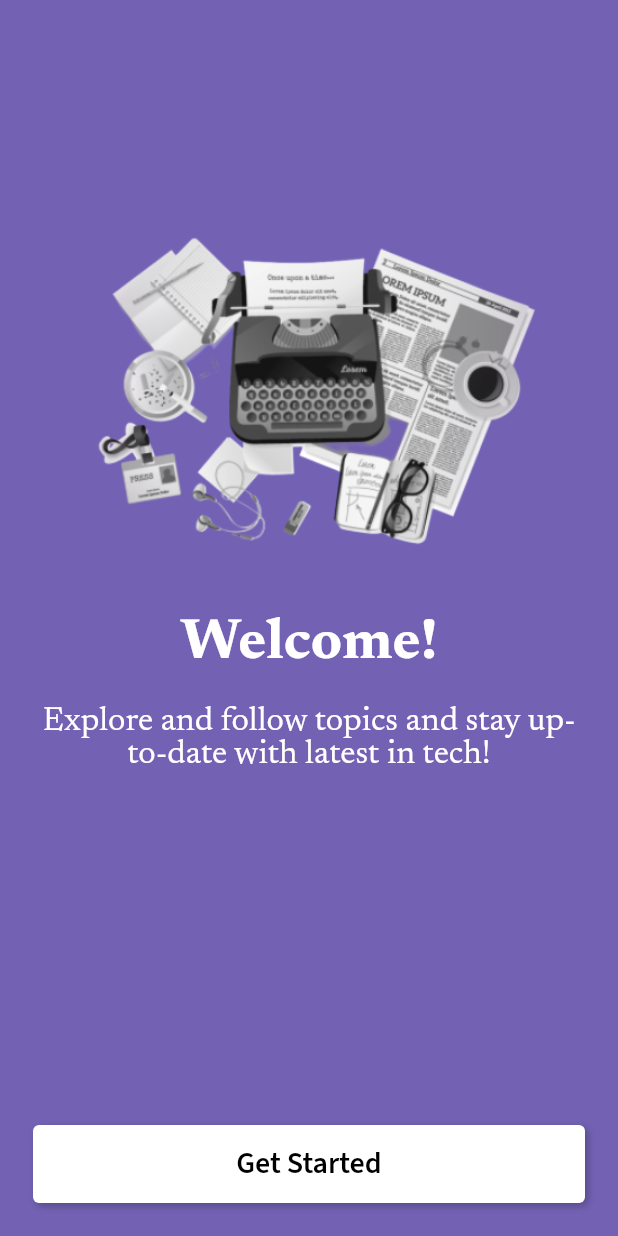
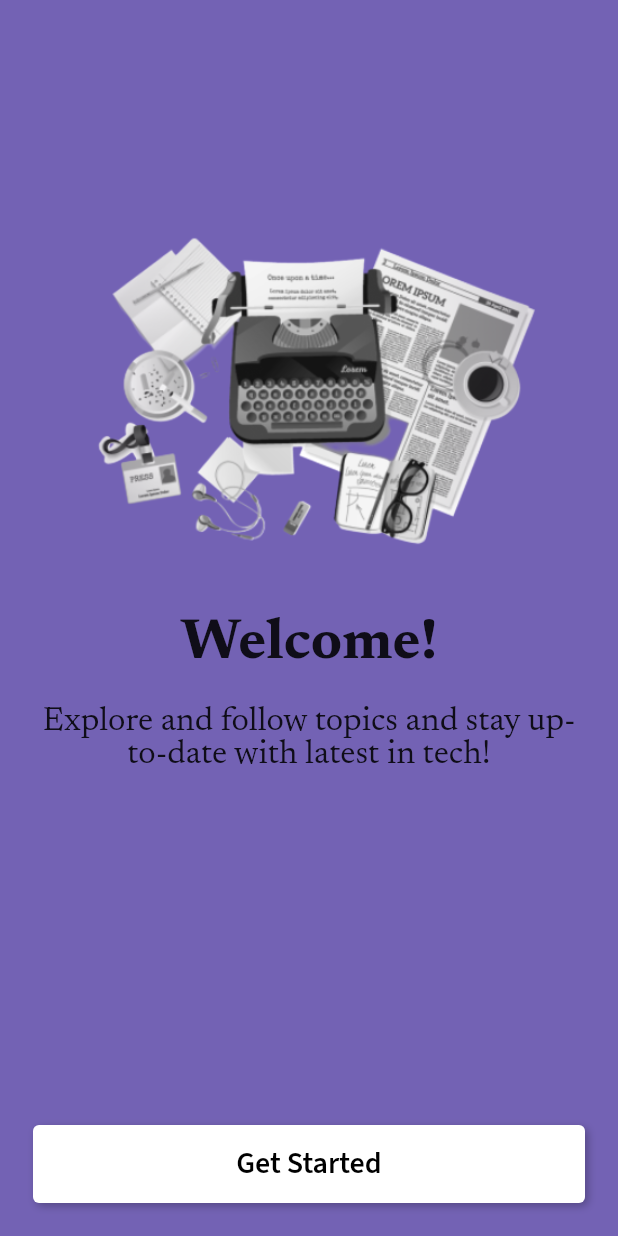
Before and after one commit to SoSerious194/tech_news_2, a Flutter app: the screen it shows after launch, on a phone screen of 412 x 824 dp. Run offline on Flutter 3.47's test engine with Material 2 defaults, Android fonts, the phone set to English and light mode, and no system bars; our stand-ins replace bloc, cached_network_image, cloud_firestore, equatable, firebase_auth, firebase_core and 4 more; missing offline and left inert: webfeed; accounts and stored records are empty.

Commit message:
theme fixed

```diff
--- a/lib/main.dart
+++ b/lib/main.dart
@@ -2,6 +2,7 @@ import 'package:firebase_core/firebase_core.dart';
 import 'package:flutter/material.dart';
 import 'package:tech_news_2/screens/get_started.dart';
 import 'package:tech_news_2/screens/home_page.dart';
+import 'package:tech_news_2/utils/app_colors.dart';
 import 'package:tech_news_2/utils/app_methods.dart';
 import 'package:tech_news_2/utils/app_strings.dart';
 
@@ -16,9 +17,27 @@ class TechNews extends StatelessWidget {
   @override
   Widget build(BuildContext context) {
     return MaterialApp(
+      theme: ThemeData(
+        primaryColor: AppColors.whiteColor,
+        accentColor: AppColors.accentColor,
+        scaffoldBackgroundColor: AppColors.whiteColor,
+        bottomAppBarColor: AppColors.whiteColor,
+        brightness: Brightness.light,
+        indicatorColor: AppColors.primaryColor,
+      ),
+      darkTheme: ThemeData(
+        primaryColor: AppColors.primaryColor,
+        accentColor: AppColors.accentColor,
+        scaffoldBackgroundColor: AppColors.primaryColor,
+        bottomAppBarColor: AppColors.primaryColor,
+        brightness: Brightness.dark,
+        indicatorColor: AppColors.whiteColor,
+      ),
+      themeMode: ThemeMode.system,
       debugShowCheckedModeBanner: false,
       title: AppStrings.appName,
-      home: AppMethods.isSignedIn() ? const HomePage() : const GetStartedPage(),
+      home:
+          AppMethods.isSignedIn() ? const HomePage() : const GetStartedPage(),
     );
   }
 }
--- a/lib/utils/app_strings.dart
+++ b/lib/utils/app_strings.dart
@@ -26,6 +26,9 @@ class AppStrings {
   static String article = "Article";
   static String by = "by";
 
+  // Settings page
+  static String theme = "Switch Theme";
+
   // General string
   static String cancel = "Cancel";
   static String error = "Error!";
--- a/lib/utils/app_styles.dart
+++ b/lib/utils/app_styles.dart
@@ -4,24 +4,20 @@ import 'package:tech_news_2/utils/app_colors.dart';
 
 class AppStyles {
   static TextStyle headingStyle = GoogleFonts.newsreader(
-    color: AppColors.whiteColor,
     fontSize: 38,
     fontWeight: FontWeight.bold,
   );
 
   static TextStyle contentStyle = GoogleFonts.newsreader(
-    color: AppColors.whiteColor,
     fontSize: 22,
   );
 
   static TextStyle contentStyleBold = GoogleFonts.newsreader(
-    color: AppColors.whiteColor,
     fontSize: 22,
     fontWeight: FontWeight.bold,
   );
 
   static TextStyle contentStyleSmall = GoogleFonts.newsreader(
-    color: AppColors.whiteColor,
     fontSize: 14,
   );
 
@@ -32,55 +28,40 @@ class AppStyles {
   );
 
   static TextStyle storyStyle = GoogleFonts.newsreader(
-    color: AppColors.whiteColor,
     fontSize: 18,
   );
 
   static TextStyle buttonStyle = GoogleFonts.sourceSansPro(
-    color: AppColors.whiteColor,
     fontSize: 20,
     fontWeight: FontWeight.w600,
   );
 
   static TextStyle smallTextStyle = GoogleFonts.sourceCodePro(
-    color: AppColors.whiteColor,
     fontWeight: FontWeight.w500,
     fontSize: 14,
   );
 
   static TextStyle mediumTextStyleBold = GoogleFonts.sourceSansPro(
-    color: AppColors.whiteColor,
     fontWeight: FontWeight.w600,
     fontSize: 22,
   );
 
   static TextStyle smallTextStyleBold = GoogleFonts.sourceCodePro(
-    color: AppColors.whiteColor,
     fontWeight: FontWeight.bold,
     fontSize: 16,
   );
 
   static TextStyle tabStyle = GoogleFonts.sourceSansPro(
-    color: Colors.transparent,
     fontWeight: FontWeight.w600,
     fontSize: 16,
-    shadows: const [
-      Shadow(
-        color: Colors.white,
-        offset: Offset(0, -10),
-      ),
-    ],
-    decoration: TextDecoration.underline,
   );
 
   static TextStyle newsTitleStyle = GoogleFonts.newsreader(
-    color: AppColors.whiteColor,
     fontSize: 16,
     fontWeight: FontWeight.w500,
   );
 
   static TextStyle newsDateStyle = GoogleFonts.newsreader(
-    color: Colors.white60,
     fontSize: 14,
   );
 }
--- a/lib/widgets/custom_appbar.dart
+++ b/lib/widgets/custom_appbar.dart
@@ -32,6 +32,7 @@ class CustomAppBar extends StatelessWidget implements PreferredSizeWidget {
         style: AppStyles.contentStyle.copyWith(
           fontWeight: FontWeight.bold,
           fontSize: 24,
+          color: Theme.of(context).indicatorColor,
         ),
       ),
     );
--- a/pubspec.yaml
+++ b/pubspec.yaml
@@ -43,6 +43,7 @@ dependencies:
   google_fonts: ^3.0.1
   http: ^0.13.5
   intl: ^0.17.0
+  shared_preferences: ^2.0.15
   url_launcher: ^6.1.6
   webfeed: ^0.7.0
   webview_flutter: ^3.0.4
```
Also changed, not shown: lib/screens/home_page.dart (+10 -10 lines), lib/screens/news_detail.dart (+5 -3 lines), lib/screens/settings_page.dart (added, +54 -0 lines), pubspec.lock, 1 other file.
